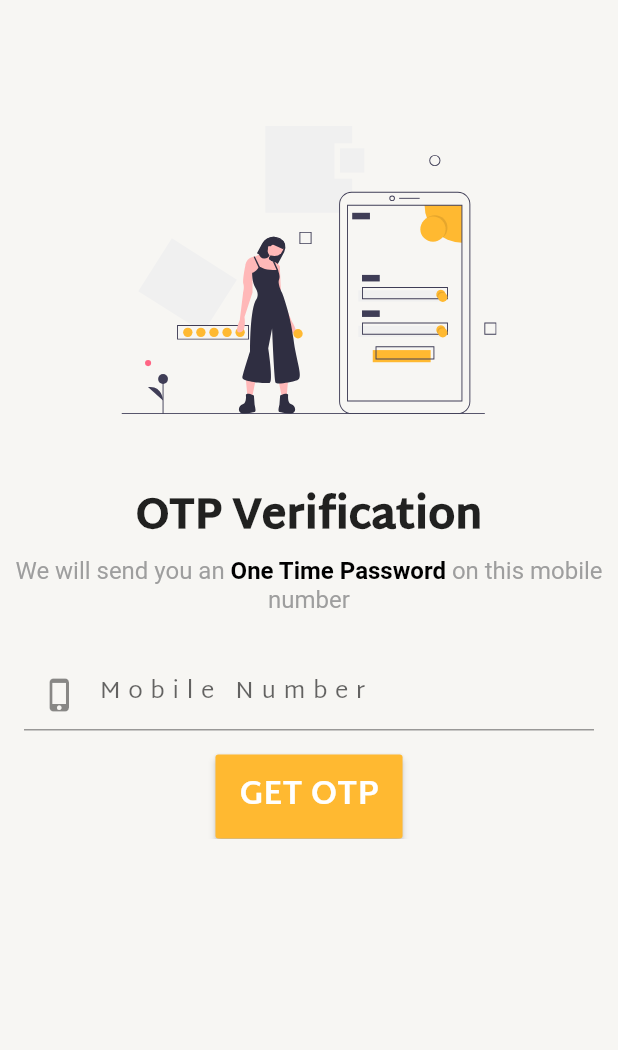
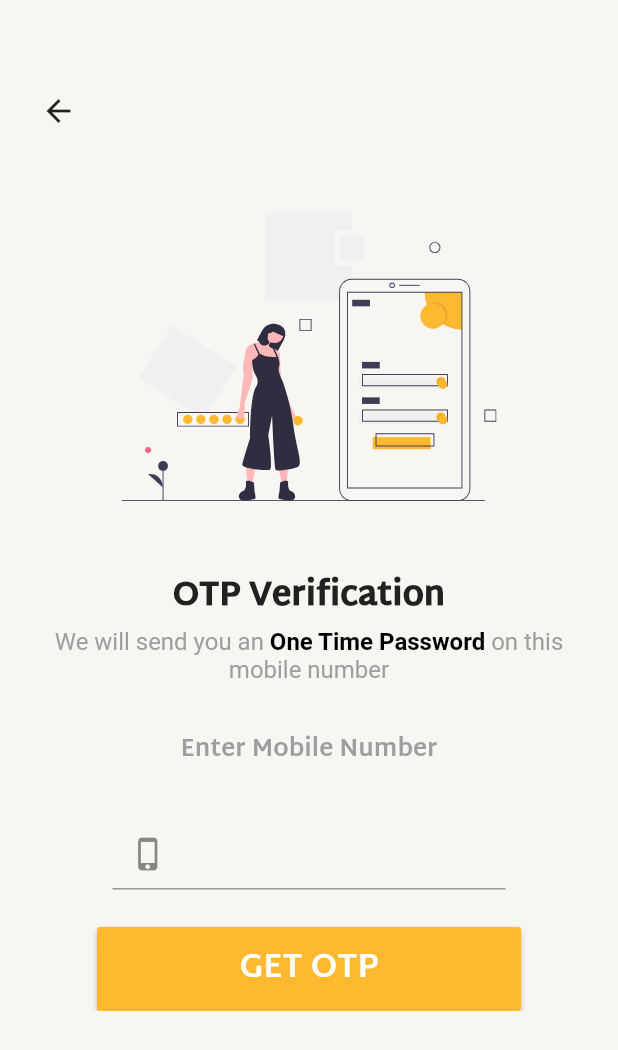
Before and after one commit to sanju-developer/Day2Day, a Flutter app: the screen it shows after launch, after a tap on "Sign In with Phone", on a phone screen of 412 x 824 dp. Shown: the top 1050 px of the screen. Run offline on Flutter 3.47's test engine with Material 2 defaults, Android fonts, the phone set to English and light mode, and no system bars; our stand-ins replace bloc, carousel_slider, equatable, firebase_auth, flutter_bloc, flutter_rating_bar and 3 more; accounts and stored records are empty; network calls fail.

Commit message:
Fix design issue in phone login screen

```diff
--- a/lib/screens/login/phone_login.dart
+++ b/lib/screens/login/phone_login.dart
@@ -59,18 +59,28 @@ class _PhoneLoginPageState extends State<PhoneLoginPage> {
               BlocProvider.of<AuthenticationBloc>(context).add(LoggedIn());
             }
           },
+          child: SingleChildScrollView(
+            padding: EdgeInsets.only(top: 50.0, left: 15.0, right: 15.0),
             child: Container(
-            width: MediaQuery.of(context).size.width,
               child: Column(
+                crossAxisAlignment: CrossAxisAlignment.start,
                 children: <Widget>[
-                SizedBox(height: 80.0),
-                SvgPicture.asset(
+                  IconButton(
+                    icon: Icon(Icons.arrow_back),
+                    onPressed: () => Navigator.pop(context),
+                  ),
+                  SizedBox(height: 40.0),
+                  Center(
+                    child: SvgPicture.asset(
                       'lib/assets/images/login-yellow.svg',
                       semanticsLabel: 'Acme Logo',
                       width: 250,
                       height: 200,
                     ),
-                AnimatedCrossFade(
+                  ),
+                  Padding(
+                    padding: const EdgeInsets.only(left: 20.0, right: 20.0),
+                    child: AnimatedCrossFade(
                       firstChild: PhoneNumberForm(
                         onPress: onPressGetOTP,
                       ),
@@ -82,7 +92,9 @@ class _PhoneLoginPageState extends State<PhoneLoginPage> {
                           : CrossFadeState.showFirst,
                       duration: Duration(seconds: 1),
                     ),
+                  ),
                 ],
+              ),
             ),
           ),
         ),
--- a/lib/screens/login/widgets/forms/otp_form.dart
+++ b/lib/screens/login/widgets/forms/otp_form.dart
@@ -46,7 +46,7 @@ class _OTPFormState extends State<OTPForm> {
             'Phone Number Verification',
             style: TextStyle(
               fontWeight: FontWeight.bold,
-              fontSize: 28.0,
+              fontSize: 22.0,
             ),
             textAlign: TextAlign.center,
           ),
--- a/lib/screens/login/widgets/forms/phone_number_form.dart
+++ b/lib/screens/login/widgets/forms/phone_number_form.dart
@@ -49,7 +49,7 @@ class _PhoneNumberFormState extends State<PhoneNumberForm> {
             'OTP Verification',
             style: TextStyle(
               fontWeight: FontWeight.w900,
-              fontSize: 28.0,
+              fontSize: 22.0,
             ),
           ),
         ),
@@ -73,9 +73,20 @@ class _PhoneNumberFormState extends State<PhoneNumberForm> {
             ],
           ),
         ),
+        Container(
+          padding: EdgeInsets.only(top: 30.0),
+          child: Text(
+            'Enter Mobile Number',
+            style: TextStyle(
+                color: Colors.grey,
+                fontSize: 16.0,
+                letterSpacing: 0,
+                fontWeight: FontWeight.bold),
+          ),
+        ),
         SizedBox(height: 30.0),
         Padding(
-          padding: const EdgeInsets.only(left: 16.0, right: 16.0),
+          padding: const EdgeInsets.only(left: 40.0, right: 40.0),
           child: Form(
             key: _formKey,
             child: TextFormField(
@@ -88,7 +99,6 @@ class _PhoneNumberFormState extends State<PhoneNumberForm> {
               decoration: InputDecoration(
                 prefixIcon: Icon(Icons.phone_iphone),
                 prefixText: _countryCode,
-                labelText: "Mobile Number",
                 counterText: "",
                 contentPadding: EdgeInsets.symmetric(vertical: 0.0),
               ),
@@ -104,10 +114,13 @@ class _PhoneNumberFormState extends State<PhoneNumberForm> {
           ),
         ),
         SizedBox(
-          height: 16.0,
+          height: 25.0,
         ),
         RaisedButton(
-          padding: EdgeInsets.fromLTRB(16.0, 8.0, 16.0, 8.0),
+          padding: const EdgeInsets.symmetric(
+            vertical: 8.0,
+            horizontal: 95.0,
+          ),
           onPressed: () {
             if (_formKey.currentState.validate()) {
               String _phoneNumberWithCountryCode =
```
Lines whose indentation alone changed are shown as unchanged.
